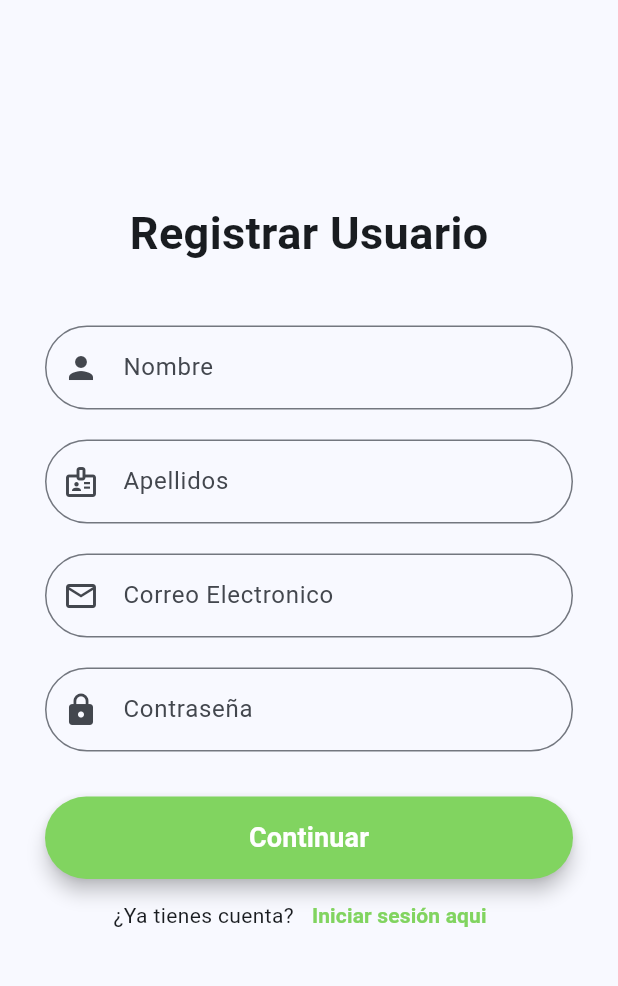
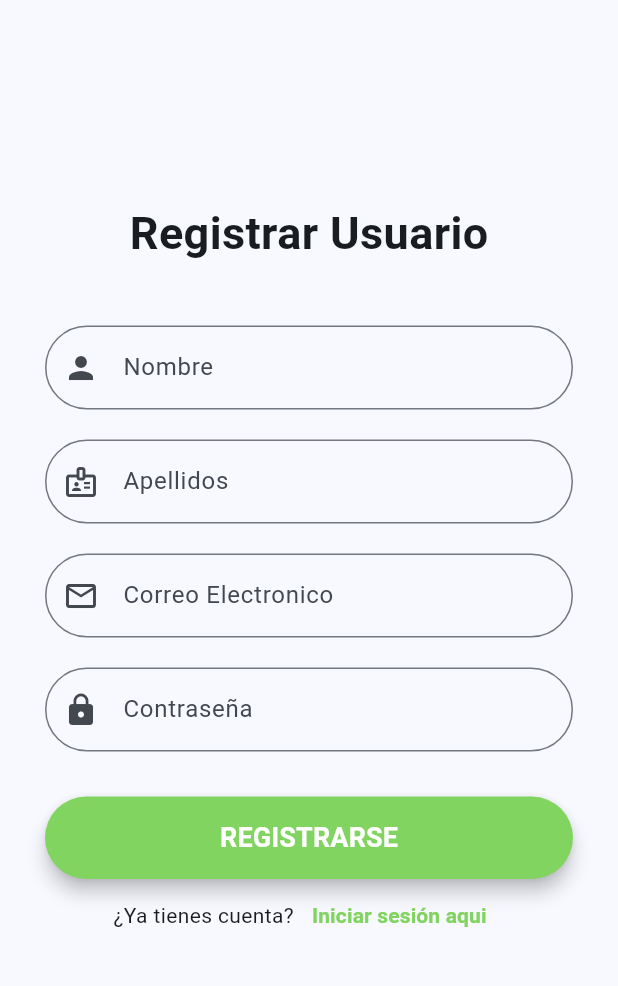
Before and after one commit to Andresmunoz12/Gramas_y_suministros, a Flutter app: the screen it shows after launch, after a tap on "Registrarse", on a phone screen of 412 x 824 dp, the part 84-1070 px from its top. Run offline on Flutter 3.47's test engine with Material 3 defaults, Android fonts, the phone set to English and light mode, and no system bars; network calls fail.

Commit message:
Custom-Sizedbox, Custom-Button implementados

```diff
--- a/lib/Features/auth-login/Login_Screen.dart
+++ b/lib/Features/auth-login/Login_Screen.dart
@@ -1,6 +1,8 @@
 import 'package:flutter/material.dart';
 import 'package:gramas_y_suministros_movil/Features/auth-login/Register-Screen.dart';
+import 'package:gramas_y_suministros_movil/Shared/Custom-Sizedbox.dart';
 import 'package:gramas_y_suministros_movil/Shared/Custom-TextField.dart';
+import 'package:gramas_y_suministros_movil/Shared/Custom-button.dart';
 import 'package:http/http.dart' as http; // es la comunicación con http
 import 'dart:convert';//convierte o traduce los json
 
@@ -67,36 +69,19 @@ class LoginScreen extends StatelessWidget {
                   'Iniciar Sesión',
                   style: TextStyle(fontSize: 30, fontWeight: FontWeight.bold),
                 ),
-                const SizedBox(height: 40),
+                AppSpaces.verticalLarge,
                 //buttom usuario
                 CustomTextField(label: 'Usuario', icon: Icons.person, controller: userController),
-                const SizedBox(height: 20),
+                AppSpaces.verticalMedium,
                 //buttom Contraseña
                 CustomTextField(label: 'Contraseña', icon: Icons.lock , controller: passwordController),
-                const SizedBox(height: 30),
+                AppSpaces.verticalinter,
 
                 // --- BOTÓN DE INGRESAR ---
-                SizedBox(
-                  width: double.infinity,
-                  height: 55,
-                  child: ElevatedButton(
-                    onPressed: () => login(context),
-                    style: ElevatedButton.styleFrom(
-                      backgroundColor: const Color(0xFF81D460),
-                      foregroundColor: Colors.white,
-                      shape: RoundedRectangleBorder(
-                        borderRadius: BorderRadius.circular(30),
-                      ),
-                      elevation: 5,
-                    ),
-                    child: const Text(
-                      'INGRESAR',
-                      style: TextStyle(fontSize: 18, fontWeight: FontWeight.bold),
-                    ),
-                  ),
-                ), // 👈 Aquí termina el SizedBox del botón
 
-                const SizedBox(height: 20), // Espacio entre botón y link
+                CustomButton(text: 'INGRESAR', onPressed: () => login(context)),
+
+                AppSpaces.verticalMedium, // Espacio entre botón y link
 
                 // --- LINK A REGISTRO (Fuera del botón, dentro de la Column) ---
                 Row(
--- a/lib/Features/auth-login/Register-Screen.dart
+++ b/lib/Features/auth-login/Register-Screen.dart
@@ -1,7 +1,9 @@
 import 'package:flutter/material.dart';
 import 'package:gramas_y_suministros_movil/Features/auth-login/Login_Screen.dart';
+import 'package:gramas_y_suministros_movil/Shared/Custom-Sizedbox.dart';
 import 'package:gramas_y_suministros_movil/Shared/Custom-TextField.dart';
-import 'dart:convert'; // 👈 Esto arregla el error de jsonEncode
+import 'package:gramas_y_suministros_movil/Shared/Custom-button.dart';
+import 'dart:convert'; //
 import 'package:http/http.dart' as http; // es la comunicación con http
 
 class RegisterScreen extends StatelessWidget{
@@ -71,42 +73,20 @@ class RegisterScreen extends StatelessWidget{
                   'Registrar Usuario',
                   style: TextStyle(fontSize: 30, fontWeight: FontWeight.bold),
                 ),
-                const SizedBox(height: 40),
+                AppSpaces.verticalLarge,
                 //button Nombre
                  CustomTextField(label:'Nombre', icon: Icons.person , controller: namecontroller),
-                const SizedBox(height: 20),
+                AppSpaces.verticalMedium,
                 //button Apellido
                  CustomTextField(label: 'Apellidos', icon: Icons.badge_outlined, controller: apellidocontroller),
-                const SizedBox(height: 20),
+                AppSpaces.verticalMedium,
                //button Correo
                  CustomTextField(label: 'Correo Electronico', icon: Icons.email_outlined, controller: emailcontroller),
-                const SizedBox(height: 20),
+                AppSpaces.verticalMedium,
                 //button password
                  CustomTextField(label: 'Contraseña', icon: Icons.lock, controller: passwordcontroller),
-                const SizedBox(height:30),
-
-                SizedBox(
-                  width: double.infinity,
-                  height: 55,
-                  child: ElevatedButton(
-                    onPressed: () {
-                      // llamamos la funcion
-                      login(context);
-                    },
-                    style: ElevatedButton.styleFrom(
-                      backgroundColor: const Color(0xFF81D460),
-                      foregroundColor: Colors.white,
-                      shape: RoundedRectangleBorder(
-                        borderRadius: BorderRadius.circular(30),
-                      ),
-                      elevation: 5,
-                    ),
-                    child: const Text(
-                      'Continuar',
-                      style: TextStyle(fontSize: 18, fontWeight: FontWeight.bold),
-                    ),
-                  ),
-                ),
+                AppSpaces.verticalinter,
+                CustomButton(text: 'REGISTRARSE', onPressed: () => login(context)),//buttom registrar
                 Row(
                   mainAxisAlignment: MainAxisAlignment.center,
                   children: [
--- /dev/null
+++ b/lib/Shared/Custom-Sizedbox.dart
@@ -0,0 +1,13 @@
+import 'package:flutter/material.dart';
+
+class AppSpaces {
+  // Espacios verticales
+  static const verticalSmall = SizedBox(height: 10);
+  static const verticalMedium = SizedBox(height: 20);
+  static const verticalinter = SizedBox(height: 30);
+  static const verticalLarge = SizedBox(height: 40);
+
+  // Espacios horizontales (por si los necesitas en Rows)
+  static const horizontalSmall = SizedBox(width: 10);
+  static const horizontalMedium = SizedBox(width: 20);
+}
--- /dev/null
+++ b/lib/Shared/Custom-button.dart
@@ -0,0 +1,38 @@
+import 'package:flutter/material.dart';
+import 'package:flutter/material.dart';
+
+class CustomButton extends StatelessWidget {
+  final String text;
+  final VoidCallback onPressed;
+  final Color backgroundColor;
+
+  const CustomButton({
+    super.key,
+    required this.text,
+    required this.onPressed,
+    this.backgroundColor = const Color(0xFF81D460), // Color por defecto
+  });
+
+  @override
+  Widget build(BuildContext context) {
+    return SizedBox(
+      width: double.infinity,
+      height: 55,
+      child: ElevatedButton(
+        onPressed: onPressed, // 👈 Aquí va tu función
+        style: ElevatedButton.styleFrom(
+          backgroundColor: backgroundColor, // 👈 Aquí va tu color
+          foregroundColor: Colors.white,
+          shape: RoundedRectangleBorder(
+            borderRadius: BorderRadius.circular(30),
+          ),
+          elevation: 5,
+        ),
+        child: Text(
+          text, // 👈 Aquí va tu texto
+          style: const TextStyle(fontSize: 18, fontWeight: FontWeight.bold),
+        ),
+      ),
+    );
+  }
+}
--- a/lib/main.dart
+++ b/lib/main.dart
@@ -2,7 +2,6 @@ import 'package:flutter/cupertino.dart';
 import 'package:flutter/material.dart';
 import 'package:gramas_y_suministros_movil/Features/auth-login/Login_Screen.dart';
 import 'package:gramas_y_suministros_movil/Features/auth-login/Register-Screen.dart';
-import 'package:gramas_y_suministros_movil/counter_functions_screen.dart';
 
 
 void main(){
```
Also changed, not shown: lib/counter_functions_screen.dart (deleted, +0 -94 lines).
